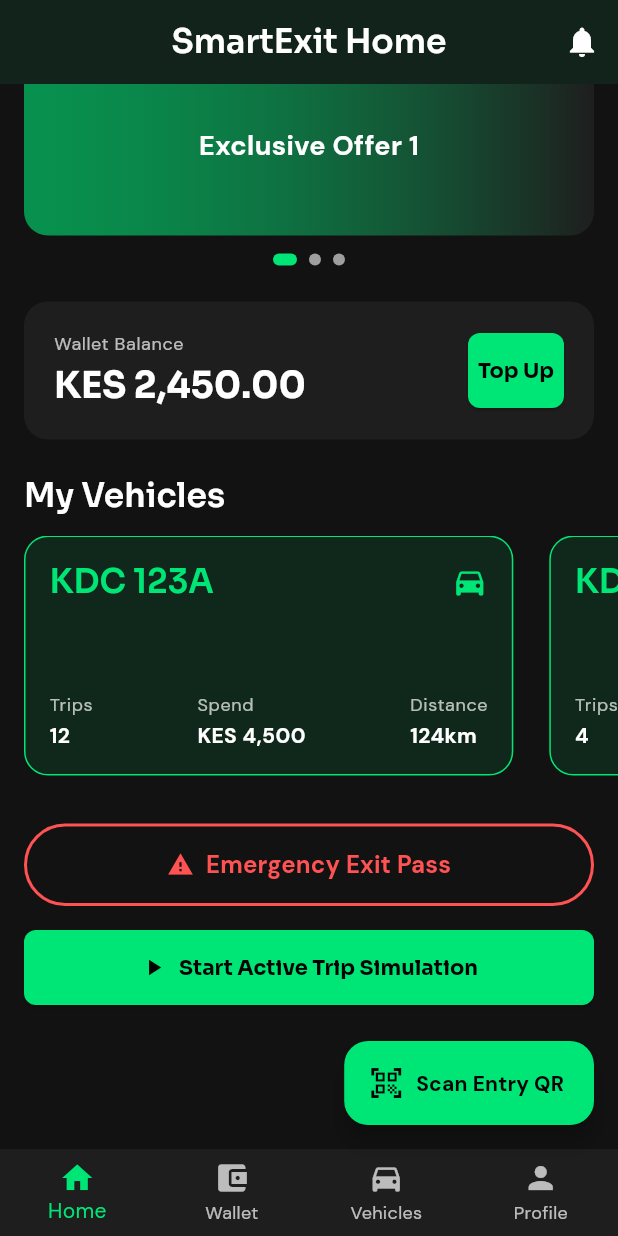
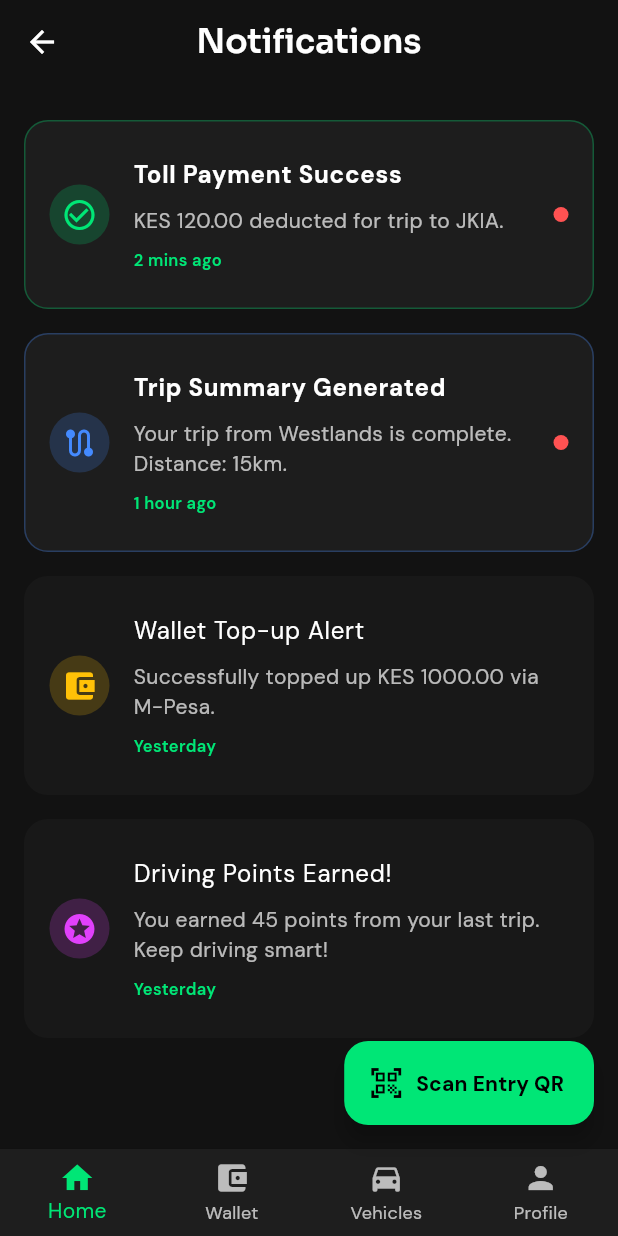
Before and after one commit to ethxnol18/SmartExit, a Flutter app: the DashboardScreen screen opened by its route, scrolled down 149 dp, after a tap on the "notifications" icon, on a phone screen of 412 x 824 dp. Run offline on Flutter 3.47's test engine with Material 3 defaults, Android fonts, the phone set to English and light mode, and no system bars; drawn by our look-alikes of flutter_animate; our stand-ins replace dio, flutter_riverpod, flutter_secure_storage, go_router, google_fonts, image_picker and 1 more; missing offline and left inert: google_mlkit_text_recognition, mobile_scanner; accounts and stored records are empty.

Commit message:
first commit

```diff
--- a/lib/core/router.dart
+++ b/lib/core/router.dart
@@ -4,6 +4,7 @@ import '../features/splash/splash_screen.dart';
 import '../features/auth/phone_input_screen.dart';
 import '../features/auth/otp_screen.dart';
 import '../features/dashboard/dashboard_screen.dart';
+import '../features/dashboard/notifications_screen.dart';
 import '../features/ticket/ticket_retrieval_screen.dart';
 import '../features/ticket/fare_screen.dart';
 import '../features/payment/payment_screen.dart';
@@ -17,6 +18,7 @@ import '../features/wallet/wallet_screen.dart';
 import '../features/vehicles/vehicle_list_screen.dart';
 import '../features/trip/trip_screen.dart';
 import '../features/profile/profile_screen.dart';
+import '../features/settings/settings_screen.dart';
 
 final GlobalKey<NavigatorState> _rootNavigatorKey =
     GlobalKey<NavigatorState>(debugLabel: 'root');
@@ -69,6 +71,10 @@ final GoRouter appRouter = GoRouter(
             GoRoute(
               path: '/dashboard',
               builder: (context, state) => const DashboardScreen(),
+            ),
+            GoRoute(
+              path: '/notifications',
+              builder: (context, state) => const NotificationsScreen(),
             ),
             GoRoute(
               path: '/ticket',
@@ -130,6 +136,10 @@ final GoRouter appRouter = GoRouter(
               path: '/profile',
               builder: (context, state) => const ProfileScreen(),
             ),
+            GoRoute(
+              path: '/settings',
+              builder: (context, state) => const SettingsScreen(),
+            ),
           ],
         ),
       ],
--- a/lib/features/dashboard/dashboard_screen.dart
+++ b/lib/features/dashboard/dashboard_screen.dart
@@ -48,10 +48,35 @@ class _DashboardScreenState extends State<DashboardScreen> {
       appBar: AppBar(
         title: const Text('SmartExit Home'),
         actions: [
-          IconButton(
-            icon: const Icon(Icons.notifications),
-            onPressed: () {},
+          Stack(
+            alignment: Alignment.center,
+            children: [
+              IconButton(
+                icon: const Icon(Icons.notifications),
+                onPressed: () => context.push('/notifications'),
+              ),
+              Positioned(
+                right: 8,
+                top: 8,
+                child: Container(
+                  padding: const EdgeInsets.all(4),
+                  decoration: const BoxDecoration(
+                    color: AppColors.error,
+                    shape: BoxShape.circle,
+                  ),
+                  child: const Text(
+                    '2',
+                    style: TextStyle(
+                      color: Colors.white,
+                      fontSize: 10,
+                      fontWeight: FontWeight.bold,
+                    ),
+                  ),
+                ).animate().scale(curve: Curves.easeOutBack, delay: 500.ms),
+              ),
+            ],
           ),
+          const SizedBox(width: 8),
         ],
       ),
       body: SingleChildScrollView(
--- /dev/null
+++ b/lib/features/dashboard/notifications_screen.dart
@@ -0,0 +1,126 @@
+import 'package:flutter/material.dart';
+import 'package:go_router/go_router.dart';
+import 'package:flutter_animate/flutter_animate.dart';
+import '../../core/constants.dart';
+
+class NotificationsScreen extends StatelessWidget {
+  const NotificationsScreen({super.key});
+
+  @override
+  Widget build(BuildContext context) {
+    // Mock data based on requested categories
+    final List<Map<String, dynamic>> notifications = [
+      {
+        'title': 'Toll Payment Success',
+        'body': 'KES 120.00 deducted for trip to JKIA.',
+        'time': '2 mins ago',
+        'icon': Icons.check_circle_outline,
+        'color': AppColors.primary,
+        'isUnread': true,
+      },
+      {
+        'title': 'Trip Summary Generated',
+        'body': 'Your trip from Westlands is complete. Distance: 15km.',
+        'time': '1 hour ago',
+        'icon': Icons.route,
+        'color': Colors.blueAccent,
+        'isUnread': true,
+      },
+      {
+        'title': 'Wallet Top-up Alert',
+        'body': 'Successfully topped up KES 1000.00 via M-Pesa.',
+        'time': 'Yesterday',
+        'icon': Icons.account_balance_wallet,
+        'color': Colors.amber,
+        'isUnread': false,
+      },
+      {
+        'title': 'Driving Points Earned!',
+        'body': 'You earned 45 points from your last trip. Keep driving smart!',
+        'time': 'Yesterday',
+        'icon': Icons.stars,
+        'color': Colors.purpleAccent,
+        'isUnread': false,
+      },
+    ];
+
+    return Scaffold(
+      backgroundColor: AppColors.background,
+      appBar: AppBar(
+        title: const Text('Notifications'),
+        backgroundColor: Colors.transparent,
+        elevation: 0,
+        leading: IconButton(
+          icon: const Icon(Icons.arrow_back),
+          onPressed: () => context.pop(),
+        ),
+      ),
+      body: ListView.builder(
+        padding: const EdgeInsets.symmetric(horizontal: 16, vertical: 24),
+        itemCount: notifications.length,
+        itemBuilder: (context, index) {
+          final item = notifications[index];
+          return _buildNotificationCard(item, context)
+              .animate()
+              .fadeIn(duration: 400.ms, delay: (index * 100).ms)
+              .slideX(begin: 0.1, curve: Curves.easeOut);
+        },
+      ),
+    );
+  }
+
+  Widget _buildNotificationCard(Map<String, dynamic> data, BuildContext context) {
+    final bool isUnread = data['isUnread'];
+    return Container(
+      margin: const EdgeInsets.only(bottom: 16),
+      decoration: BoxDecoration(
+        color: isUnread ? AppColors.surface.withOpacity(0.9) : AppColors.surface.withOpacity(0.5),
+        borderRadius: BorderRadius.circular(16),
+        border: Border.all(
+          color: isUnread ? (data['color'] as Color).withOpacity(0.3) : Colors.transparent,
+        ),
+      ),
+      child: ListTile(
+        contentPadding: const EdgeInsets.all(16),
+        leading: CircleAvatar(
+          backgroundColor: (data['color'] as Color).withOpacity(0.2),
+          child: Icon(data['icon'] as IconData, color: data['color'] as Color),
+        ),
+        title: Text(
+          data['title'] as String,
+          style: TextStyle(
+            fontWeight: isUnread ? FontWeight.bold : FontWeight.normal,
+            color: Colors.white,
+          ),
+        ),
+        subtitle: Padding(
+          padding: const EdgeInsets.only(top: 8.0),
+          child: Column(
+            crossAxisAlignment: CrossAxisAlignment.start,
+            children: [
+              Text(
+                data['body'] as String,
+                style: const TextStyle(color: AppColors.textSecondary, height: 1.4),
+              ),
+              const SizedBox(height: 8),
+              Text(
+                data['time'] as String,
+                style: const TextStyle(color: AppColors.primary, fontSize: 11, fontWeight: FontWeight.w600),
+              ),
+            ],
+          ),
+        ),
+        trailing: isUnread
+            ? Container(
+                width: 10,
+                height: 10,
+                decoration: const BoxDecoration(
+                  color: AppColors.error,
+                  shape: BoxShape.circle,
+                ),
+              )
+            : null,
+      ),
+    );
+  }
+}
--- a/lib/features/pass/pass_screen.dart
+++ b/lib/features/pass/pass_screen.dart
@@ -56,7 +56,7 @@ class _PassScreenState extends State<PassScreen> {
     return Scaffold(
       backgroundColor: AppColors.background,
       body: SafeArea(
-        child: Padding(
+        child: SingleChildScrollView(
           padding: const EdgeInsets.all(24.0),
           child: Column(
             mainAxisAlignment: MainAxisAlignment.center,
@@ -162,7 +162,7 @@ class _PassScreenState extends State<PassScreen> {
                 ),
               ).animate().scale(curve: Curves.easeOutBack, duration: 800.ms),
 
-              const Spacer(),
+              const SizedBox(height: 32),
 
               SizedBox(
                 width: double.infinity,
--- a/lib/features/ticket/fare_screen.dart
+++ b/lib/features/ticket/fare_screen.dart
@@ -13,13 +13,18 @@ class FareScreen extends ConsumerStatefulWidget {
 
 class _FareScreenState extends ConsumerState<FareScreen> {
   final Map<String, int> _exitRates = {
+    'Mlolongo': 100,
+    'Athi River': 150,
     'Syokimau': 120,
     'SGR': 170,
     'JKIA': 250,
+    'Cabanas': 280,
     'Eastern Bypass': 300,
     'Capital Centre': 360,
+    'Haile Selassie': 380,
     'Museum Hill': 400,
     'Westlands': 500,
+    'Rironi': 600,
   };
 
   String? _selectedExit;
--- a/lib/features/ticket/ticket_provider.dart
+++ b/lib/features/ticket/ticket_provider.dart
@@ -12,12 +12,35 @@ class TicketNotifier extends StateNotifier<TicketState> {
 
   bool validateAndSetTicket(String code) {
     // Basic mock validation logic
-    if (code.trim().length < 4) return false;
+    final cleanCode = code.trim();
+    if (cleanCode.length < 4) return false;
+
+    final List<String> allStations = [
+      'Mlolongo', 'Athi River', 'Syokimau', 'SGR', 'JKIA',
+      'Cabanas', 'Eastern Bypass', 'Capital Centre',
+      'Haile Selassie', 'Museum Hill', 'Westlands', 'Rironi'
+    ];
+
+    String generatedEntry = "Unknown";
+
+    // Deterministic mappings based on user prompt
+    if (cleanCode == "123456") {
+      generatedEntry = "Mlolongo";
+    } else if (cleanCode == "654321") {
+      generatedEntry = "JKIA";
+    } else {
+      // Create a deterministic hash from the ticket string
+      int pseudoHash = 0;
+      for (int i = 0; i < cleanCode.length; i++) {
+        pseudoHash += cleanCode.codeUnitAt(i);
+      }
+      generatedEntry = allStations[pseudoHash % allStations.length];
+    }
 
     // Mock deriving the entry point from the code metadata
     state = TicketState(
-      ticketCode: code.trim(),
-      entryPoint: "Mlolongo Entry Gate 2",
+      ticketCode: cleanCode,
+      entryPoint: generatedEntry,
     );
     return true;
   }
--- a/lib/features/trip/trip_screen.dart
+++ b/lib/features/trip/trip_screen.dart
@@ -94,14 +94,14 @@ class _TripScreenState extends State<TripScreen> {
 
           // Content Layer
           SafeArea(
-            child: Padding(
+            child: SingleChildScrollView(
               padding: const EdgeInsets.symmetric(horizontal: 24.0, vertical: 16.0),
               child: Column(
                 children: [
-                  const Spacer(flex: 1),
+                  const SizedBox(height: 32),
                   // Central Speedometer
                   _buildSpeedometer(),
-                  const Spacer(flex: 2),
+                  const SizedBox(height: 48),
 
                   // Bottom Data Dash
                   _buildTelemetryGrid(),
```
